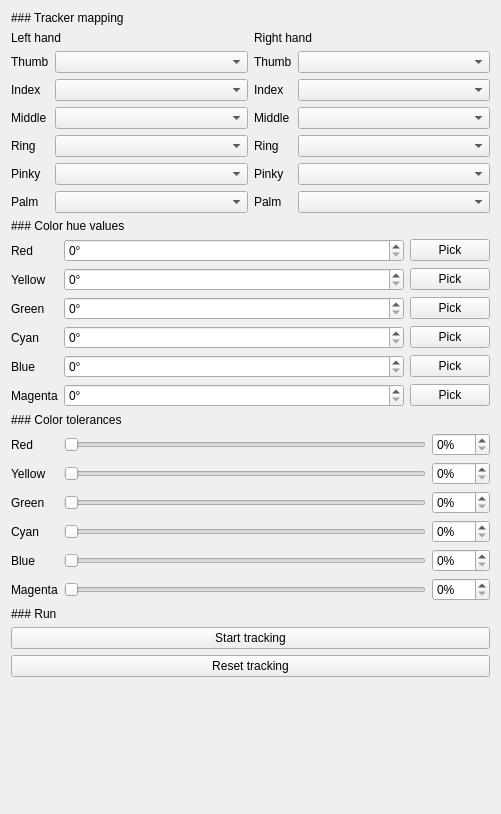
Before: the Qt Designer form src/tacty/ui/forms/tracking.ui in TactileLibrary/tacty, drawn with Qt 5.
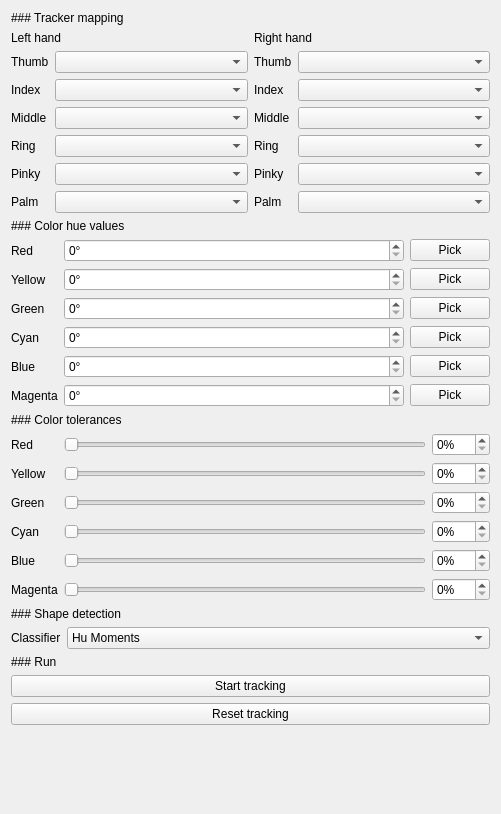
After: the same form once the commit is applied.

Commit message: refactor and improve classifier logic

Patch:
```diff
--- a/src/tacty/ui/forms/tracking.ui
+++ b/src/tacty/ui/forms/tracking.ui
@@ -626,6 +626,41 @@
      </item>
     </layout>
    </item>
+   <item>
+    <widget class="QLabel" name="shapeDetectionLabel">
+     <property name="text">
+      <string>### Shape detection</string>
+     </property>
+     <property name="textFormat">
+      <enum>Qt::TextFormat::MarkdownText</enum>
+     </property>
+    </widget>
+   </item>
+   <item>
+    <layout class="QFormLayout" name="formLayout_2">
+     <item row="0" column="0">
+      <widget class="QLabel" name="classifierLabel">
+       <property name="text">
+        <string>Classifier</string>
+       </property>
+      </widget>
+     </item>
+     <item row="0" column="1">
+      <widget class="QComboBox" name="classifier">
+       <item>
+        <property name="text">
+         <string>Hu Moments</string>
+        </property>
+       </item>
+       <item>
+        <property name="text">
+         <string>AI Classifier</string>
+        </property>
+       </item>
+      </widget>
+     </item>
+    </layout>
+   </item>
    <item>
     <widget class="QLabel" name="trackingLabel">
      <property name="text">
```
The commit also changes 4 other files.
